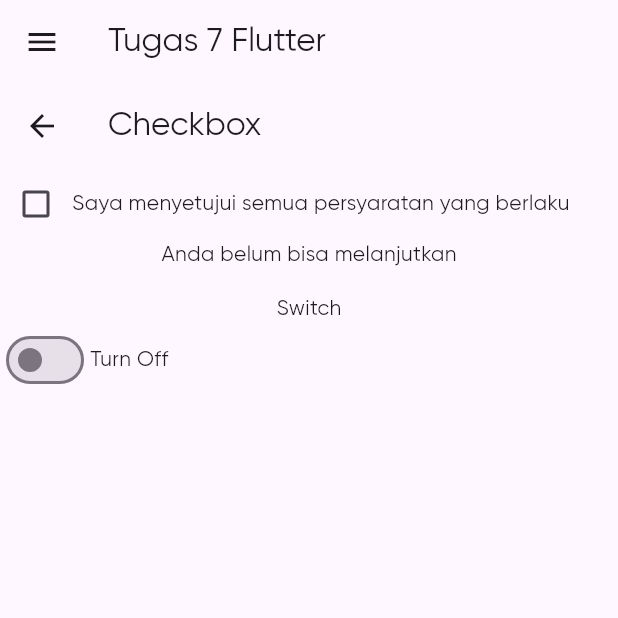
After one commit to nhishaaulia/tugas_PPKD3, a Flutter app: the DrawerTugas screen opened directly, on a phone screen of 412 x 824 dp, the top half of it. The commit adds this screen. Run offline on Flutter 3.47's test engine with Material 3 defaults, Android fonts, the phone set to English and light mode, and no system bars; our stand-ins replace lottie.

Commit message:
Tugas Contoh

```diff
--- /dev/null
+++ b/lib/Tugas Flutter/Tugas 7 Flutter/checkbox_tugas.dart
@@ -0,0 +1,67 @@
+import 'package:flutter/material.dart';
+
+class CheckboxTugas extends StatefulWidget {
+  const CheckboxTugas({super.key});
+
+  @override
+  State<CheckboxTugas> createState() => _CheckboxTugasState();
+}
+
+class _CheckboxTugasState extends State<CheckboxTugas> {
+  bool isCheck = false;
+  bool isCheckSwitch = false;
+  @override
+  Widget build(BuildContext context) {
+    return Scaffold(
+      appBar: AppBar(title: Text("Checkbox"), centerTitle: false),
+
+      //Checkbox
+      body: Column(
+        children: [
+          Row(
+            children: [
+              Checkbox(
+                activeColor: const Color.fromARGB(255, 255, 91, 168),
+                value: isCheck,
+                onChanged: (value) {
+                  setState(() {
+                    isCheck = value!;
+                  });
+                },
+              ),
+              Text("Saya menyetujui semua persyaratan yang berlaku"),
+            ],
+          ),
+          Text(
+            isCheck == true
+                ? "Lanjutkan pendaftaran diperbolehkan"
+                : "Anda belum bisa melanjutkan",
+          ),
+
+          SizedBox(height: 16),
+
+          //Switch
+          Text("Switch"),
+          Row(
+            children: [
+              Switch(
+                activeColor: const Color.fromARGB(255, 255, 91, 168),
+                value: isCheckSwitch,
+                onChanged: (value) {
+                  setState(() {
+                    isCheckSwitch = value;
+                  });
+                },
+              ),
+              Text(isCheckSwitch ? "Turn On" : "Turn Off"),
+            ],
+          ),
+
+          SizedBox(height: 16),
+
+          //Dropdown
+        ],
+      ),
+    );
+  }
+}
--- /dev/null
+++ b/lib/Tugas Flutter/Tugas 7 Flutter/drawer_tugas.dart
@@ -0,0 +1,76 @@
+import 'package:flutter/material.dart';
+import 'package:ppkd_b_3/Tugas%20Flutter/Tugas%207%20Flutter/checkbox_tugas.dart';
+import 'package:ppkd_b_3/Tugas%20Flutter/tugas_2.dart';
+import 'package:ppkd_b_3/Tugas%20Flutter/tugas_3.dart';
+import 'package:ppkd_b_3/Tugas%20Flutter/tugas_4.dart';
+import 'package:ppkd_b_3/extension/navigation.dart';
+
+class DrawerTugas extends StatefulWidget {
+  const DrawerTugas({super.key});
+
+  @override
+  State<DrawerTugas> createState() => _DrawerTugasState();
+}
+
+class _DrawerTugasState extends State<DrawerTugas> {
+  int _selectedIndexDrawer = 0;
+  static const List<Widget> _widgetOptions = <Widget>[
+    CheckboxTugas(),
+    Tugas4(),
+    Tugas2(),
+    Tugas3(),
+  ];
+  void onItemTap(int index) {
+    setState(() {
+      _selectedIndexDrawer = index;
+    });
+    context.pop();
+  }
+
+  String selectedPage = '';
+
+  @override
+  Widget build(BuildContext context) {
+    return Scaffold(
+      body: Center(child: _widgetOptions[_selectedIndexDrawer]),
+      appBar: AppBar(title: Text("Tugas 7 Flutter")),
+      drawer: Drawer(
+        child: ListView(
+          children: [
+            ListTile(
+              title: Text("Checkbox"),
+              onTap: () {
+                onItemTap(0);
+              },
+            ),
+
+            ListTile(
+              title: Text("Switch"),
+              onTap: () {
+                onItemTap(1);
+              },
+            ),
+            ListTile(
+              title: Text("Dropdown"),
+              onTap: () {
+                onItemTap(2);
+              },
+            ),
+            ListTile(
+              title: Text("Date Picker"),
+              onTap: () {
+                onItemTap(3);
+              },
+            ),
+            ListTile(
+              title: Text("Time Picker"),
+              onTap: () {
+                onItemTap(4);
+              },
+            ),
+          ],
+        ),
+      ),
+    );
+  }
+}
--- a/lib/Tugas Flutter/tugas_6.dart
+++ b/lib/Tugas Flutter/tugas_6.dart
@@ -1,5 +1,7 @@
 import 'package:flutter/material.dart';
 import 'package:lottie/lottie.dart';
+import 'package:ppkd_b_3/Tugas%20Flutter/Tugas%207%20Flutter/drawer_tugas.dart';
+import 'package:ppkd_b_3/extension/navigation.dart';
 
 class Tugas6 extends StatefulWidget {
   const Tugas6({super.key});
@@ -165,6 +167,7 @@ class _Tugas6State extends State<Tugas6> {
                           );
                         },
                       );
+                      context.push(DrawerTugas());
                     }
                   },
 
```
Also changed, not shown: lib/Praktek Routing & Navigator/navpop.dart (added, +68 -0 lines), lib/Praktek Routing & Navigator/navpush.dart (added, +38 -0 lines), lib/extension/navigation.dart (added, +64 -0 lines), 2 other files.
